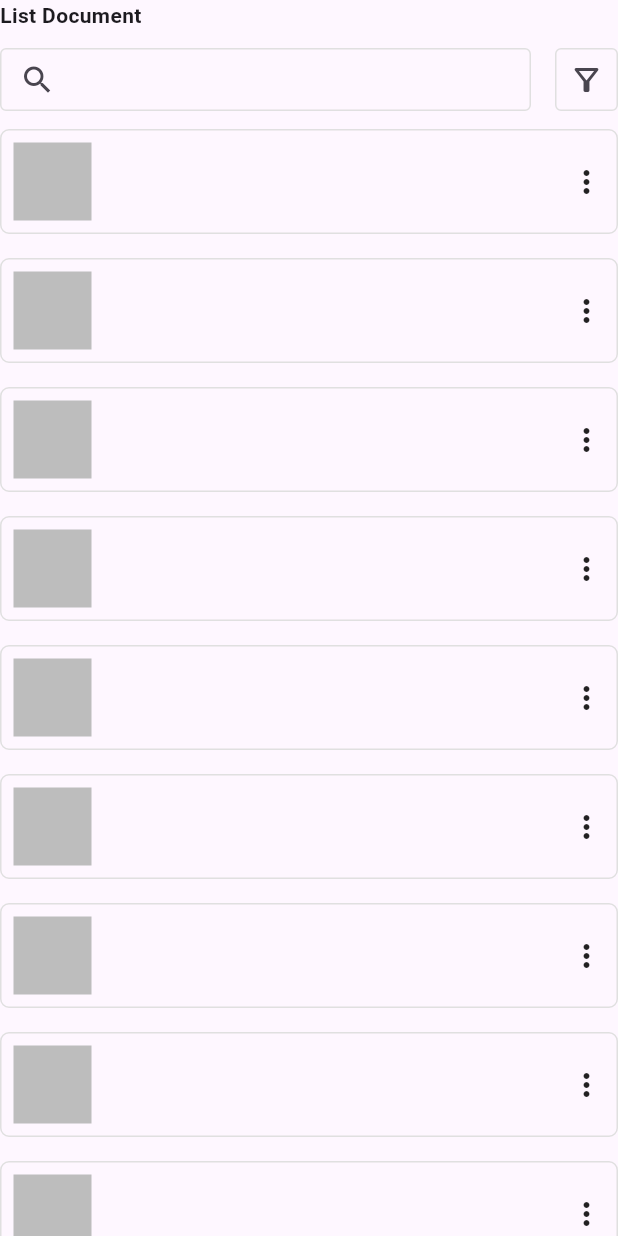
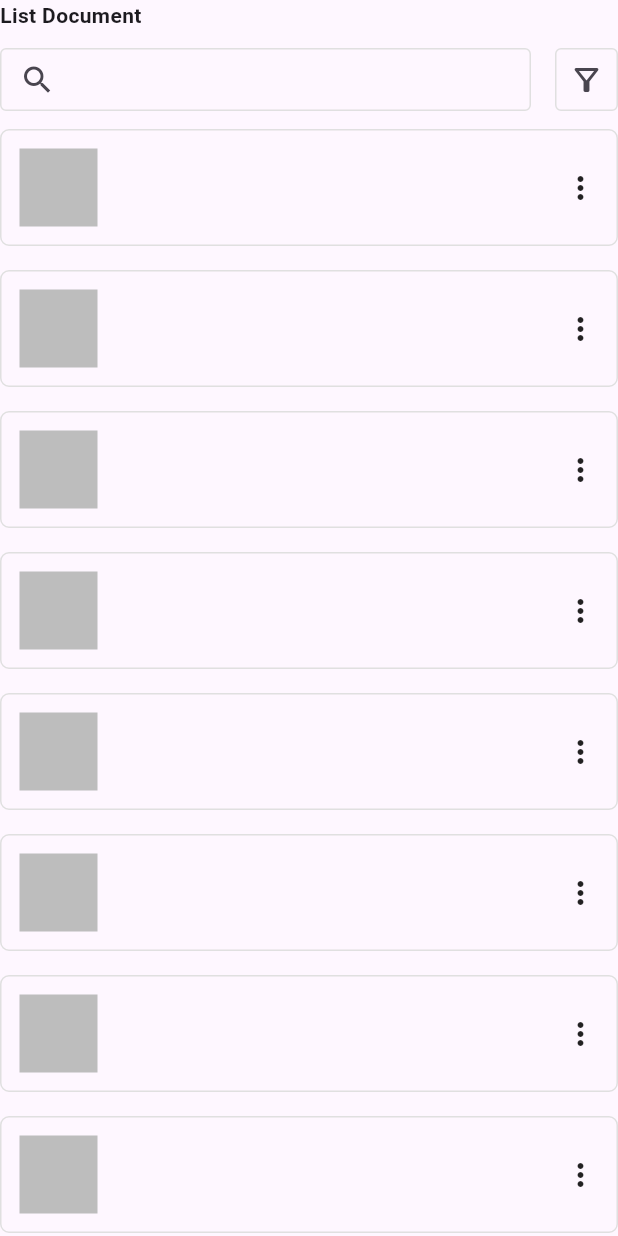
Before and after one commit to JAICHANGPARK/flutter_notebook_chapter_43, a Flutter app: the EmployeeDocumentsWidget widget shown alone on an empty page, opened directly, on a phone screen of 412 x 824 dp. Run offline on Flutter 3.47's test engine with Material 3 defaults, Android fonts, the phone set to English and light mode, and no system bars; our stand-ins replace gap, hugeicons, percent_indicator.

Commit message:
Update employee_documents_widget.dart

```diff
--- a/lib/ep2178_employee_app/ui/employee_documents_widget.dart
+++ b/lib/ep2178_employee_app/ui/employee_documents_widget.dart
@@ -70,7 +70,7 @@ class _EmployeeDocumentsWidgetState extends State<EmployeeDocumentsWidget> {
                     color: Colors.grey[300]!,
                   ),
                 ),
-                padding: EdgeInsets.all(8),
+                padding: EdgeInsets.all(12),
                 child: Row(
                   children: [
                     Container(
```
